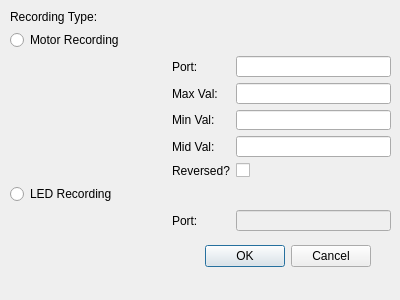
The window that recordingconfiguration.ui (AJEdwards314/UIShowEditor) describes before a commit, drawn with Qt 5.
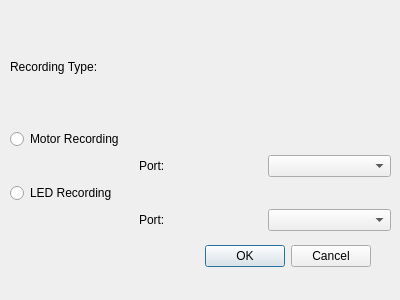
The same window after the commit.

Diff of the .ui file:
```diff
--- a/recordingconfiguration.ui
+++ b/recordingconfiguration.ui
@@ -39,9 +39,6 @@
     </rect>
    </property>
    <layout class="QGridLayout" name="gridLayout">
-    <item row="3" column="2">
-     <widget class="QLineEdit" name="maxValField"/>
-    </item>
     <item row="2" column="1">
      <widget class="QLabel" name="motorPortLabel">
       <property name="text">
@@ -49,6 +46,13 @@
       </property>
      </widget>
     </item>
+    <item row="0" column="0">
+     <widget class="QLabel" name="label">
+      <property name="text">
+       <string>Recording Type:</string>
+      </property>
+     </widget>
+    </item>
     <item row="1" column="0">
      <widget class="QRadioButton" name="motorRB">
       <property name="acceptDrops">
@@ -59,90 +63,25 @@
       </property>
      </widget>
     </item>
-    <item row="2" column="2">
-     <widget class="QLineEdit" name="motorPortField"/>
-    </item>
-    <item row="0" column="0">
-     <widget class="QLabel" name="label">
-      <property name="text">
-       <string>Recording Type:</string>
-      </property>
-     </widget>
-    </item>
-    <item row="6" column="1">
-     <widget class="QLabel" name="reverseLabel">
-      <property name="text">
-       <string>Reversed?</string>
-      </property>
-     </widget>
-    </item>
-    <item row="4" column="1">
-     <widget class="QLabel" name="minValLabel">
-      <property name="text">
-       <string>Min Val:</string>
-      </property>
-     </widget>
-    </item>
-    <item row="4" column="2">
-     <widget class="QLineEdit" name="minValField"/>
-    </item>
-    <item row="3" column="1">
-     <widget class="QLabel" name="maxValLabel">
-      <property name="text">
-       <string>Max Val:</string>
-      </property>
-     </widget>
-    </item>
-    <item row="5" column="1">
-     <widget class="QLabel" name="midValLabel">
-      <property name="text">
-       <string>Mid Val:</string>
-      </property>
-     </widget>
-    </item>
-    <item row="5" column="2">
-     <widget class="QLineEdit" name="midValField"/>
-    </item>
-    <item row="6" column="2">
-     <widget class="QCheckBox" name="reverseCB">
-      <property name="text">
-       <string/>
-      </property>
-     </widget>
-    </item>
-    <item row="7" column="0">
+    <item row="4" column="0">
      <widget class="QRadioButton" name="ledRB">
       <property name="text">
        <string>LED Recording</string>
       </property>
      </widget>
     </item>
-    <item row="3" column="0">
-     <spacer name="horizontalSpacer">
-      <property name="orientation">
-       <enum>Qt::Horizontal</enum>
-      </property>
-      <property name="sizeHint" stdset="0">
-       <size>
-        <width>40</width>
-        <height>20</height>
-       </size>
-      </property>
-     </spacer>
-    </item>
-    <item row="8" column="1">
+    <item row="5" column="1">
      <widget class="QLabel" name="ledPortLabel">
       <property name="text">
        <string>Port:</string>
       </property>
      </widget>
     </item>
-    <item row="8" column="2">
-     <widget class="QLineEdit" name="ledPortField">
-      <property name="enabled">
-       <bool>false</bool>
-      </property>
-     </widget>
+    <item row="5" column="2">
+     <widget class="QComboBox" name="ledPortCB"/>
+    </item>
+    <item row="2" column="2">
+     <widget class="QComboBox" name="motorPortCB"/>
     </item>
    </layout>
   </widget>
```
